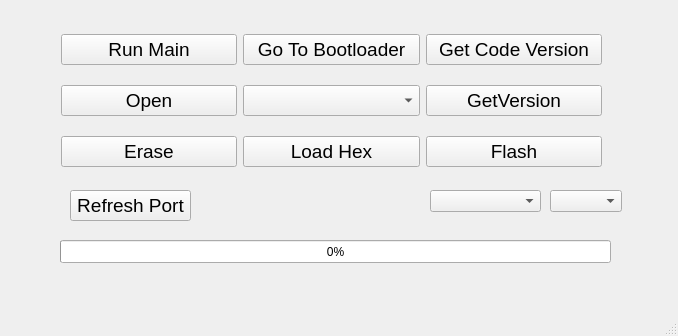
amin-amani/PICBootloader, file mainwindow.ui: the form before one commit.
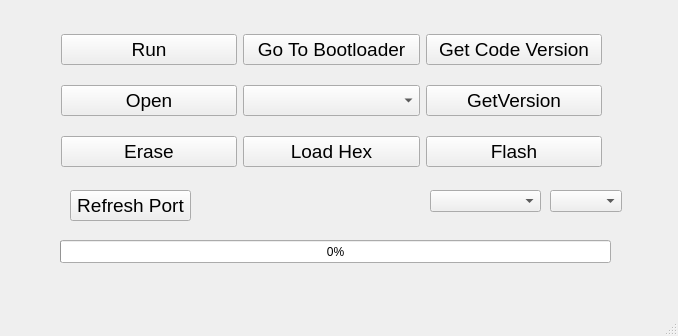
The form after the commit.

Commit message: feat: all boards support

```diff
--- a/mainwindow.ui
+++ b/mainwindow.ui
@@ -63,7 +63,7 @@
         </font>
        </property>
        <property name="text">
-        <string>Run Main</string>
+        <string>Run</string>
        </property>
       </widget>
      </item>
```
The commit also changes 2 other files.
